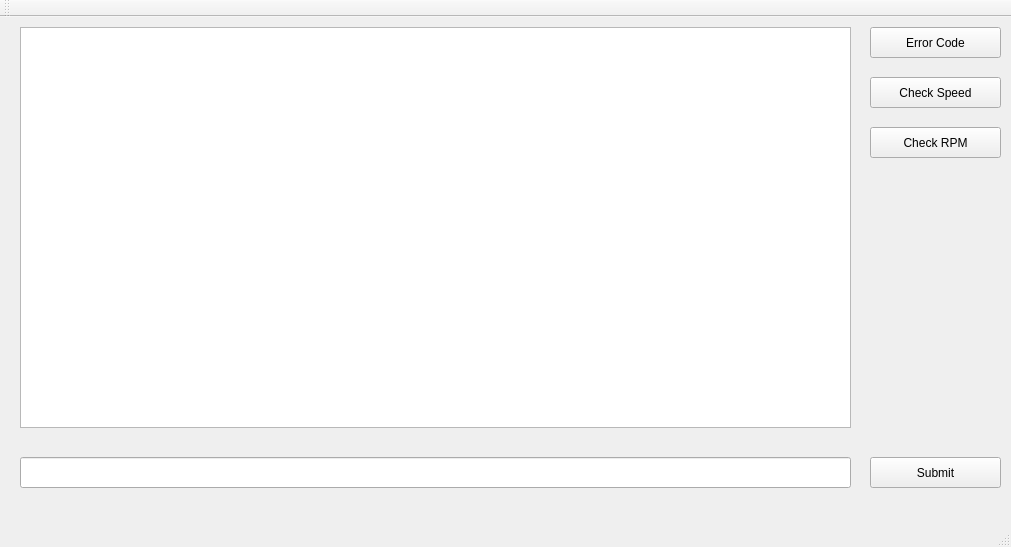
Qt form src/mainwindow.ui (026rus/OBDII) before a commit.
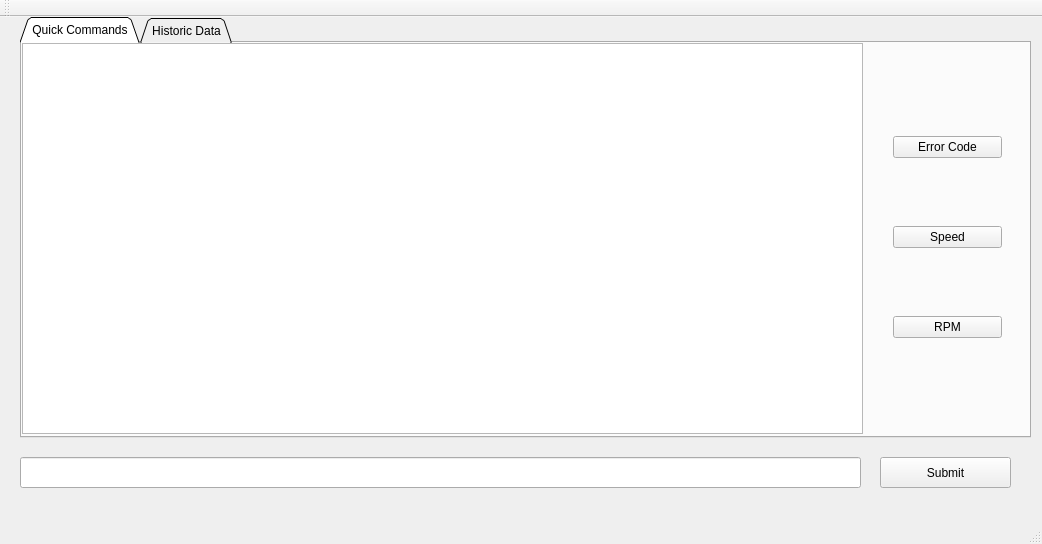
The same form after that commit. Custom widgets are drawn as their Qt base class.

Diff of the .ui file:
```diff
--- a/src/mainwindow.ui
+++ b/src/mainwindow.ui
@@ -6,57 +6,18 @@
    <rect>
     <x>0</x>
     <y>0</y>
-    <width>1011</width>
-    <height>547</height>
+    <width>1042</width>
+    <height>544</height>
    </rect>
   </property>
   <property name="windowTitle">
    <string>MainWindow</string>
   </property>
   <widget class="QWidget" name="centralWidget">
-   <widget class="QPushButton" name="pushButton">
-    <property name="geometry">
-     <rect>
-      <x>870</x>
-      <y>10</y>
-      <width>131</width>
-      <height>31</height>
-     </rect>
-    </property>
-    <property name="text">
-     <string>Error Code</string>
-    </property>
-   </widget>
-   <widget class="QPushButton" name="pushButton_2">
-    <property name="geometry">
-     <rect>
-      <x>870</x>
-      <y>60</y>
-      <width>131</width>
-      <height>31</height>
-     </rect>
-    </property>
-    <property name="text">
-     <string>Check Speed</string>
-    </property>
-   </widget>
-   <widget class="QPushButton" name="pushButton_3">
-    <property name="geometry">
-     <rect>
-      <x>870</x>
-      <y>110</y>
-      <width>131</width>
-      <height>31</height>
-     </rect>
-    </property>
-    <property name="text">
-     <string>Check RPM</string>
-    </property>
-   </widget>
    <widget class="QPushButton" name="pushButton_4">
     <property name="geometry">
      <rect>
-      <x>870</x>
+      <x>880</x>
       <y>440</y>
       <width>131</width>
       <height>31</height>
@@ -71,20 +32,132 @@
      <rect>
       <x>20</x>
       <y>440</y>
-      <width>831</width>
+      <width>841</width>
       <height>31</height>
      </rect>
     </property>
    </widget>
-   <widget class="QTextBrowser" name="textBrowser">
+   <widget class="QTabWidget" name="tabWidget">
     <property name="geometry">
      <rect>
       <x>20</x>
-      <y>10</y>
-      <width>831</width>
-      <height>401</height>
+      <y>0</y>
+      <width>1011</width>
+      <height>421</height>
      </rect>
     </property>
+    <property name="autoFillBackground">
+     <bool>false</bool>
+    </property>
+    <property name="tabPosition">
+     <enum>QTabWidget::North</enum>
+    </property>
+    <property name="tabShape">
+     <enum>QTabWidget::Triangular</enum>
+    </property>
+    <property name="currentIndex">
+     <number>0</number>
+    </property>
+    <widget class="QWidget" name="tab">
+     <attribute name="title">
+      <string>Quick Commands</string>
+     </attribute>
+     <widget class="QTextBrowser" name="textBrowser">
+      <property name="geometry">
+       <rect>
+        <x>0</x>
+        <y>0</y>
+        <width>841</width>
+        <height>391</height>
+       </rect>
+      </property>
+     </widget>
+     <widget class="QWidget" name="">
+      <property name="geometry">
+       <rect>
+        <x>860</x>
+        <y>20</y>
+        <width>131</width>
+        <height>351</height>
+       </rect>
+      </property>
+      <layout class="QVBoxLayout" name="verticalLayout">
+       <item>
+        <widget class="QPushButton" name="pushButton">
+         <property name="text">
+          <string>Error Code</string>
+         </property>
+        </widget>
+       </item>
+       <item>
+        <widget class="QPushButton" name="pushButton_2">
+         <property name="text">
+          <string>Speed</string>
+         </property>
+        </widget>
+       </item>
+       <item>
+        <widget class="QPushButton" name="pushButton_3">
+         <property name="text">
+          <string>RPM</string>
+         </property>
+        </widget>
+       </item>
+      </layout>
+     </widget>
+    </widget>
+    <widget class="QWidget" name="tab_2">
+     <attribute name="title">
+      <string>Historic Data</string>
+     </attribute>
+     <widget class="QCustomPlot" name="customPlot" native="true">
+      <property name="geometry">
+       <rect>
+        <x>0</x>
+        <y>0</y>
+        <width>841</width>
+        <height>391</height>
+       </rect>
+      </property>
+     </widget>
+     <widget class="QWidget" name="">
+      <property name="geometry">
+       <rect>
+        <x>860</x>
+        <y>20</y>
+        <width>131</width>
+        <height>351</height>
+       </rect>
+      </property>
+      <layout class="QVBoxLayout" name="verticalLayout_3">
+       <item>
+        <widget class="QPushButton" name="pushButton_5">
+         <property name="text">
+          <string>Graph Speed</string>
+         </property>
+        </widget>
+       </item>
+       <item>
+        <widget class="QPushButton" name="pushButton_6">
+         <property name="text">
+          <string>Graph RPM</string>
+         </property>
+        </widget>
+       </item>
+      </layout>
+     </widget>
+    </widget>
+   </widget>
+   <widget class="QWidget" name="">
+    <property name="geometry">
+     <rect>
+      <x>0</x>
+      <y>0</y>
+      <width>2</width>
+      <height>2</height>
+     </rect>
+    </property>
+    <layout class="QVBoxLayout" name="verticalLayout_2"/>
    </widget>
   </widget>
   <widget class="QMenuBar" name="menuBar">
@@ -108,6 +181,14 @@
   <widget class="QStatusBar" name="statusBar"/>
  </widget>
  <layoutdefault spacing="6" margin="11"/>
+ <customwidgets>
+  <customwidget>
+   <class>QCustomPlot</class>
+   <extends>QWidget</extends>
+   <header location="global">qcustomplot.h</header>
+   <container>1</container>
+  </customwidget>
+ </customwidgets>
  <resources/>
  <connections/>
 </ui>
```
Left out of the diff: 4 changed lines with no effect on the pictures.
